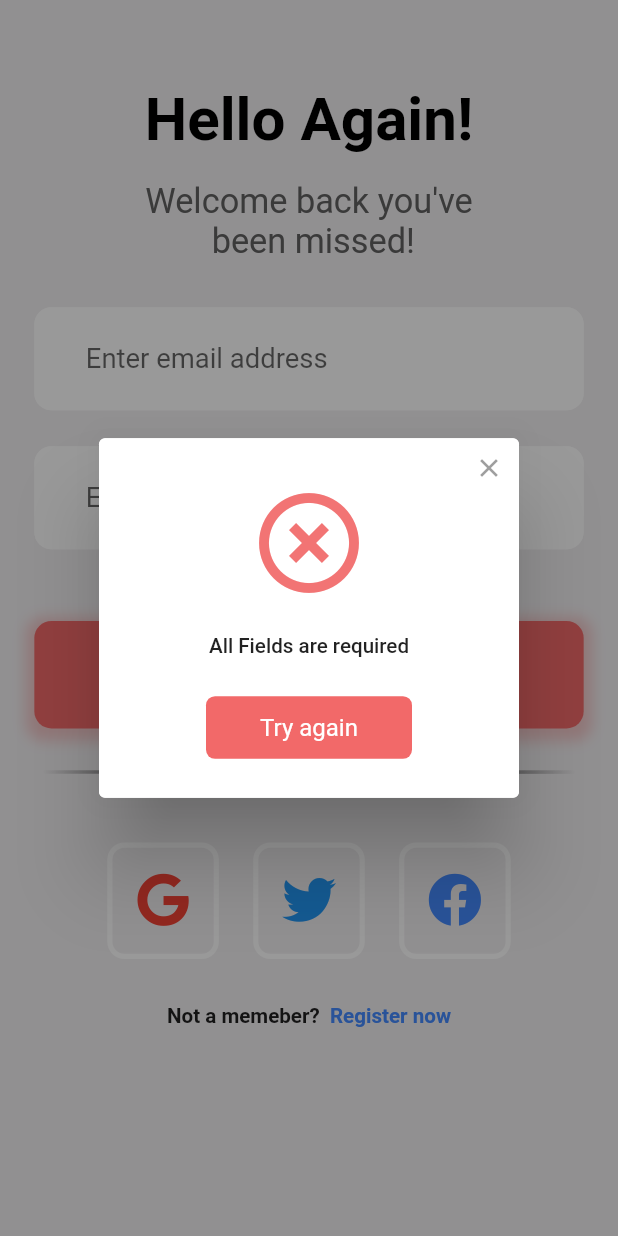
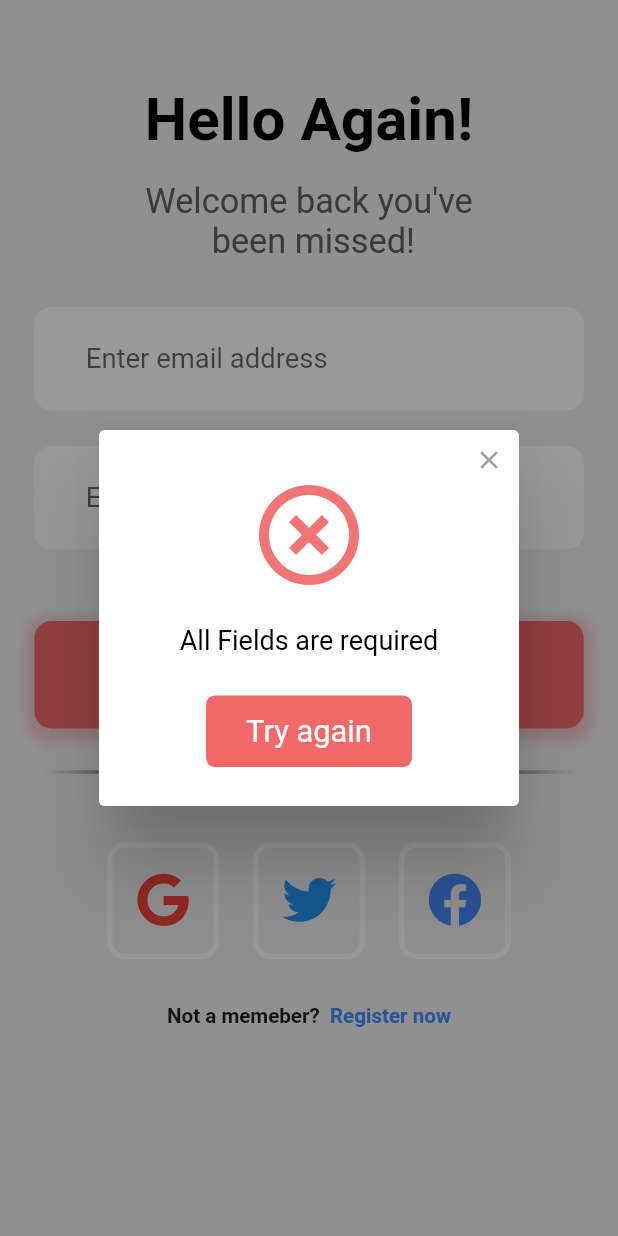
Before and after one commit to mostafaosama113/restaurant_app_user_version, a Flutter app: the screen it shows after launch, after a tap on "Sign in", on a phone screen of 412 x 824 dp. Run offline on Flutter 3.47's test engine with Material 2 defaults, Android fonts, the phone set to English and light mode, and no system bars; drawn by our look-alikes of rflutter_alert; our stand-ins replace firebase_auth, firebase_core, flutter_screenutil, font_awesome_flutter; accounts and stored records are empty.

Commit message:
error dialog

```diff
--- a/lib/main.dart
+++ b/lib/main.dart
@@ -1,3 +1,4 @@
+import 'package:firebase_auth/firebase_auth.dart';
 import 'package:firebase_core/firebase_core.dart';
 import 'package:flutter/material.dart';
 import 'package:flutter/services.dart';
@@ -8,6 +9,7 @@ import 'package:restaurant_app/shared/theme/light.dart';
 void main() async {
   WidgetsFlutterBinding.ensureInitialized();
   await Firebase.initializeApp();
+  //final User? user = FirebaseAuth.instance.currentUser;
   runApp(const MyApp());
 }
 
--- a/lib/widgets/show_error.dart
+++ b/lib/widgets/show_error.dart
@@ -12,7 +12,7 @@ void showError(context, message) {
     style: AlertStyle(
       alertElevation: 0,
       overlayColor: Colors.black.withOpacity(.40),
-      descStyle: TextStyle(fontSize: 12.sp),
+      //descStyle: TextStyle(fontSize: 12.sp),
       alertBorder: const OutlineInputBorder(
         borderSide: BorderSide(color: Colors.white),
       ),
@@ -20,12 +20,12 @@ void showError(context, message) {
     buttons: [
       DialogButton(
         color: btnColor,
-        height: 35.h,
+        height: 40.h,
         child: Text(
           "Try again",
           style: TextStyle(
             color: Colors.white,
-            fontSize: 14.sp,
+            fontSize: 18.sp,
           ),
         ),
         onPressed: () => Navigator.pop(context),
```
Also changed, not shown: 1 other file.
